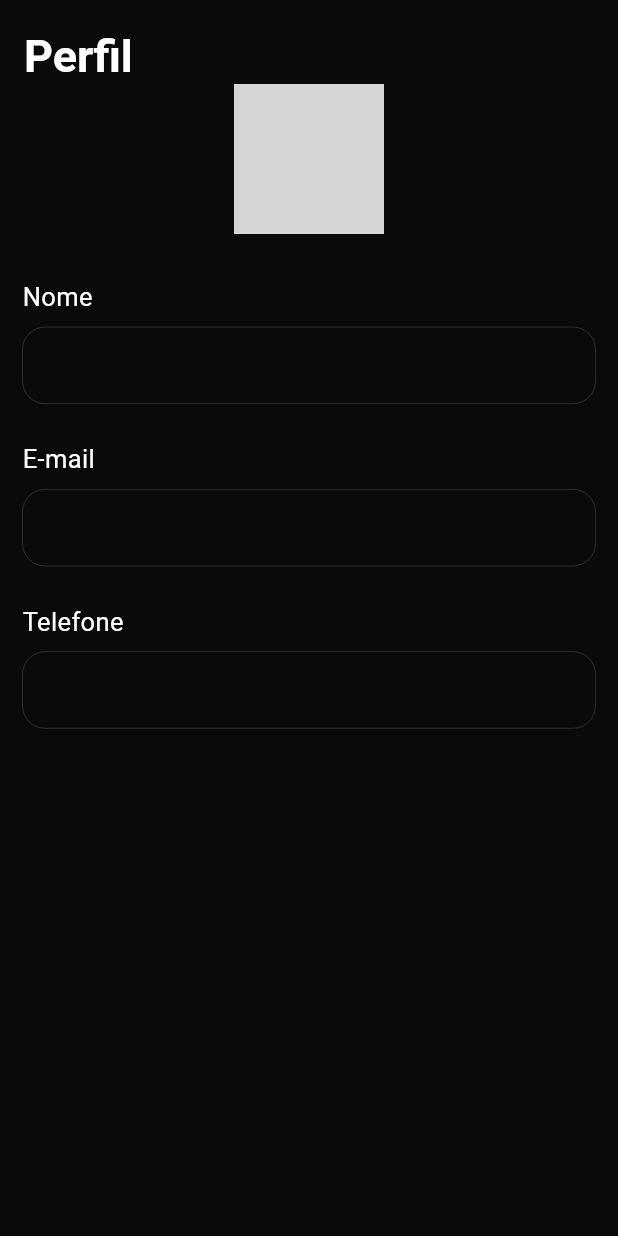
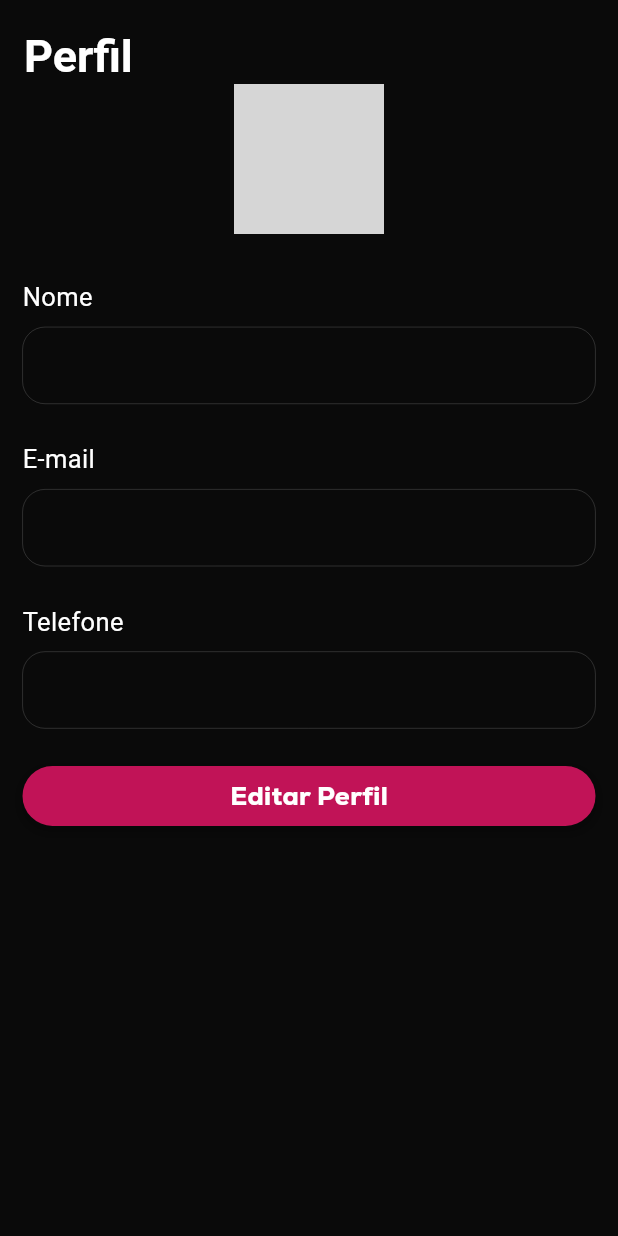
Before and after one commit to Geotryy/Danzify, a Flutter app: the ProfileScreen screen opened directly, on a phone screen of 412 x 824 dp. Run offline on Flutter 3.47's test engine with Material 3 defaults, Android fonts, the light colour scheme and no system bars; our stand-ins replace cloud_firestore, firebase_auth, firebase_core, google_nav_bar, mask_text_input_formatter; accounts and stored records are empty; generated files the repository leaves out were written again; grey boxes are pictures that could not be loaded.

```diff
--- a/analysis_options.yaml
+++ b/analysis_options.yaml
@@ -7,6 +7,9 @@
 
 # The following line activates a set of recommended lints for Flutter apps,
 # packages, and plugins designed to encourage good coding practices.
+analyzer:
+  errors:
+    use_build_context_synchronously: ignore
 include: package:flutter_lints/flutter.yaml
 
 linter:
--- a/lib/main.dart
+++ b/lib/main.dart
@@ -3,7 +3,6 @@ import 'package:firebase_auth/firebase_auth.dart';
 import 'package:firebase_core/firebase_core.dart';
 import 'package:flutter/material.dart';
 import 'package:quiz/firebase_options.dart';
-import 'package:quiz/src/screens/auth/sign_in.dart';
 import 'package:quiz/src/screens/base/base.dart';
 import 'package:quiz/src/screens/initial/initial_screen.dart';
 
@@ -37,7 +36,7 @@ class MyApp extends StatelessWidget {
           elevation: 0, // Sem sombra
         ),
       ),
-      home:FirebaseAuth.instance.currentUser == null ? SignIn() : BaseScreen(),
+      home:FirebaseAuth.instance.currentUser == null ? const FirstScreen() : const BaseScreen(),
     );
   }
 }
--- a/lib/src/models/todo.dart
+++ b/lib/src/models/todo.dart
@@ -9,7 +9,7 @@ class Todo {
     required this.nome,
   });
 
-  Todo.FromJson(Map<String, Object?> json)
+  Todo.fromJson(Map<String, Object?> json)
       : this(
           telefone: json['telefone']! as int,
           nome: json['nome']! as String,
--- a/lib/src/screens/auth/sign_up.dart
+++ b/lib/src/screens/auth/sign_up.dart
@@ -93,7 +93,7 @@ class _SignUpState extends State<SignUp> {
                     const SizedBox(height: 50),
                     CustomButton(
                       navigator: (context) {
-                        Navigator.pushAndRemoveUntil(context, MaterialPageRoute(builder: (context) => BaseScreen()), (route) => false);
+                        Navigator.pushAndRemoveUntil(context, MaterialPageRoute(builder: (context) => const BaseScreen()), (route) => false);
                       },
                       width: 200,
                       color: const Color(0xFFC11357),
--- a/lib/src/screens/base/base.dart
+++ b/lib/src/screens/base/base.dart
@@ -4,7 +4,6 @@ import 'package:quiz/src/screens/favorite/favorite_screen.dart';
 import 'package:quiz/src/screens/home/home_screen.dart';
 import 'package:google_nav_bar/google_nav_bar.dart';
 import 'package:quiz/src/screens/profile/principal_profile.dart';
-import 'package:quiz/src/screens/profile/options/profile_screen.dart';
 import 'package:quiz/src/screens/search/search.dart';
 
 class BaseScreen extends StatefulWidget {
--- a/lib/src/screens/profile/components/data_profile.dart
+++ b/lib/src/screens/profile/components/data_profile.dart
@@ -1,9 +1,9 @@
 import 'package:flutter/material.dart';
 
 class DataProfile extends StatefulWidget {
-  String label;
-  String data;
-  DataProfile({super.key, required this.label, required this.data});
+  final String label;
+  final String data;
+  const DataProfile({super.key, required this.label, required this.data});
 
   @override
   State<DataProfile> createState() => _DataprofileState();
@@ -27,16 +27,16 @@ class _DataprofileState extends State<DataProfile> {
             height: 8,
           ),
           Container(
-            padding: EdgeInsets.all(15),
+            padding: const EdgeInsets.all(15),
             decoration: BoxDecoration(
                 borderRadius: BorderRadius.circular(15),
                 border: Border.all(color: Colors.white, width: 0.1)),
             child: Text(
               widget.data,
-              style: TextStyle(color: Colors.white, fontSize: 15),
+              style: const TextStyle(color: Colors.white, fontSize: 15),
             ),
           ),
-          SizedBox(
+          const SizedBox(
             height: 25,
           ),
         ]);
--- a/lib/src/screens/profile/components/show-dialog.dart
+++ b/lib/src/screens/profile/components/show-dialog.dart
@@ -8,9 +8,9 @@ class Utils {
         context: context,
         builder: (BuildContext context) {
           return AlertDialog(
-            title: Text(
+            title: const Text(
                 'Você tem certeza que quer excluir permanentemente a sua conta?'),
-            content: Text(
+            content: const Text(
                 "Ao clicar em 'Deletar conta' você estará excluindo permanentemente a sua conta e não poderá recuperá-la, apenas criar uma nova."),
             actions: <Widget>[
               ElevatedButton(
--- a/lib/src/screens/profile/options/profile_screen.dart
+++ b/lib/src/screens/profile/options/profile_screen.dart
@@ -1,7 +1,9 @@
 import 'package:firebase_auth/firebase_auth.dart';
 import 'package:flutter/material.dart';
 import 'package:quiz/src/components/colors/colors.dart';
+import 'package:quiz/src/components/custom/button.dart';
 import 'package:quiz/src/screens/profile/components/data_profile.dart';
+import 'package:quiz/src/screens/profile/options/edit-profile.dart';
 import 'package:quiz/src/services/database_service.dart';
 
 class ProfileScreen extends StatefulWidget {
@@ -36,10 +38,12 @@ String telefone = '';
           if (userData != null) {
             nome = userData['nome'] ?? '';
             telefone = userData['telefone']?.toString() ?? 'nao foi';
-          this.email = userData['email'] ?? 'nao foi'; // Atualiza o email do estado
+            this.email =
+                userData['email'] ?? 'nao foi'; // Atualiza o email do estado
           } else {
             ScaffoldMessenger.of(context).showSnackBar(
-            const SnackBar(content: Text('Erro ao carregar dados do usuário.')),
+              const SnackBar(
+                  content: Text('Erro ao carregar dados do usuário.')),
             );
           }
         });
@@ -48,9 +52,14 @@ String telefone = '';
       print("Erro ao carregar dados: $e");
     }
   }
+
   @override
   Widget build(BuildContext context) {
-    return Scaffold( backgroundColor: CustomColors.customContrastColor, // Cor de fundo do Scaffold
+    return PopScope(
+      canPop: true,
+      child: Scaffold(
+        backgroundColor:
+            CustomColors.customContrastColor, // Cor de fundo do Scaffold
         appBar: AppBar(
           backgroundColor: CustomColors.customContrastColor, // Cor do AppBar
           elevation: 0.0, // Sem sombra
@@ -68,7 +77,8 @@ String telefone = '';
           ),
           flexibleSpace: Container(
             decoration: BoxDecoration(
-            color: CustomColors.customContrastColor, // Cor sólida para garantir que o fundo não mude
+              color: CustomColors
+                  .customContrastColor, // Cor sólida para garantir que o fundo não mude
             ),
           ),
         ),
@@ -82,14 +92,29 @@ String telefone = '';
                   backgroundImage: AssetImage('lib/assets/images/profile.jfif'),
                 ),
               ),
-          SizedBox(height: 30,),
+              const SizedBox(
+                height: 30,
+              ),
               DataProfile(label: 'Nome', data: nome),
               // Exibe o e-mail do usuário autenticado
               DataProfile(label: 'E-mail', data: email),
 
               DataProfile(label: 'Telefone', data: telefone),
+              SizedBox(
+                child: CustomButton(
+                  color: CustomColors.customSwatchColor,
+                  text: "Editar Perfil",
+                  textButtonColor: Colors.white,
+                  width: MediaQuery.of(context).size.width * 0.5,
+                   navigator: (context) {
+                          Navigator.push(context, MaterialPageRoute(builder: (context) => const EditProfileScreen()));
+                        },
+                ),
+              )
             ],
           ),
-      ),);
+        ),
+      ),
+    );
   }
 }
```
Also changed, not shown: lib/src/screens/auth/sign_in.dart (+20 -5 lines), lib/src/screens/initial/initial_screen.dart (+6 -5 lines), lib/src/screens/profile/options/edit-profile.dart (added, +15 -0 lines), lib/src/screens/profile/options/theme_screen.dart (+50 -1 lines), lib/src/screens/profile/principal_profile.dart (+65 -21 lines). Lines whose indentation alone changed are shown as unchanged.
